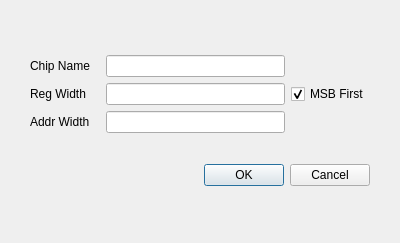
Before: the Qt Designer form edit_chip_dialog.ui in ZhihongLei/IASRegisterManager, drawn with Qt 5.
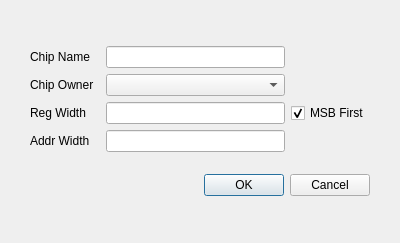
After: the same form once the commit is applied.

```diff
--- a/edit_chip_dialog.ui
+++ b/edit_chip_dialog.ui
@@ -54,6 +54,16 @@
       <widget class="QLineEdit" name="lineEditChipName"/>
      </item>
      <item row="1" column="0">
+      <widget class="QLabel" name="labelChipOwner">
+       <property name="text">
+        <string>Chip Owner</string>
+       </property>
+      </widget>
+     </item>
+     <item row="1" column="1">
+      <widget class="QComboBox" name="comboBoxChipOwner"/>
+     </item>
+     <item row="2" column="0">
       <widget class="QLabel" name="labelRegWidth">
        <property name="sizePolicy">
         <sizepolicy hsizetype="Fixed" vsizetype="Fixed">
@@ -75,10 +85,10 @@
        </property>
       </widget>
      </item>
-     <item row="1" column="1">
+     <item row="2" column="1">
       <widget class="QLineEdit" name="lineEditRegWidth"/>
      </item>
-     <item row="1" column="2">
+     <item row="2" column="2">
       <widget class="QCheckBox" name="checkBoxMSBFirst">
        <property name="text">
         <string>MSB First</string>
@@ -88,7 +98,7 @@
        </property>
       </widget>
      </item>
-     <item row="2" column="0">
+     <item row="3" column="0">
       <widget class="QLabel" name="labelAddrWidth">
        <property name="sizePolicy">
         <sizepolicy hsizetype="Fixed" vsizetype="Fixed">
@@ -110,7 +120,7 @@
        </property>
       </widget>
      </item>
-     <item row="2" column="1">
+     <item row="3" column="1">
       <widget class="QLineEdit" name="lineEditAddrWidth"/>
      </item>
     </layout>
```
Left out of the diff: 2 changed lines with no effect on the pictures.
